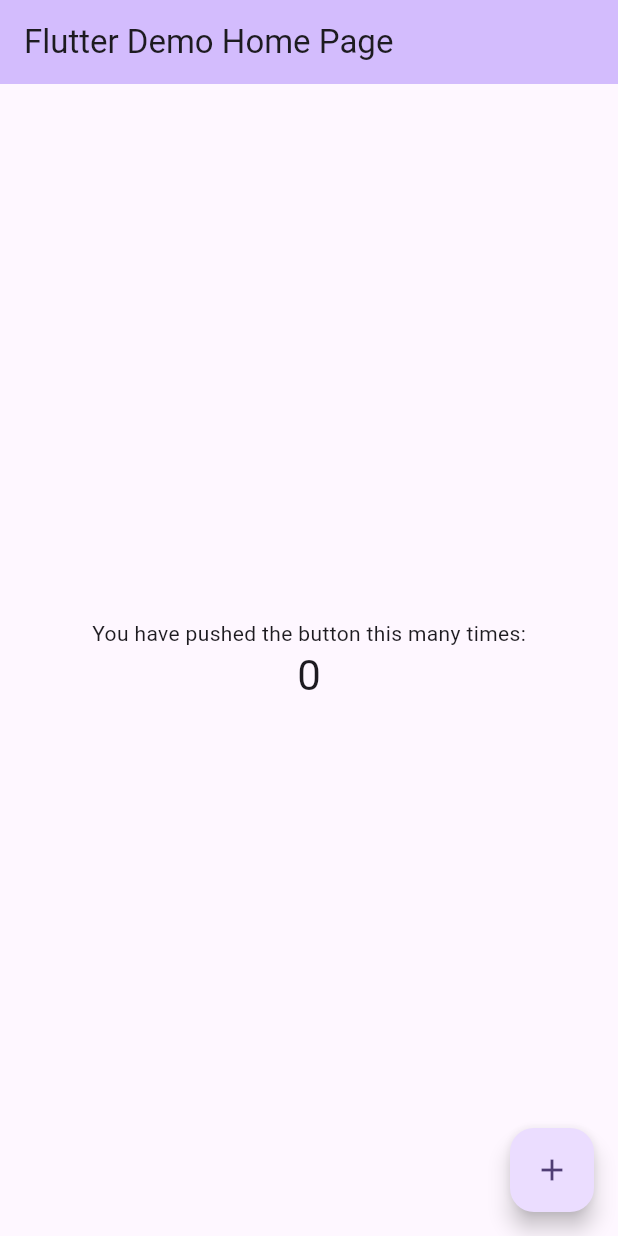
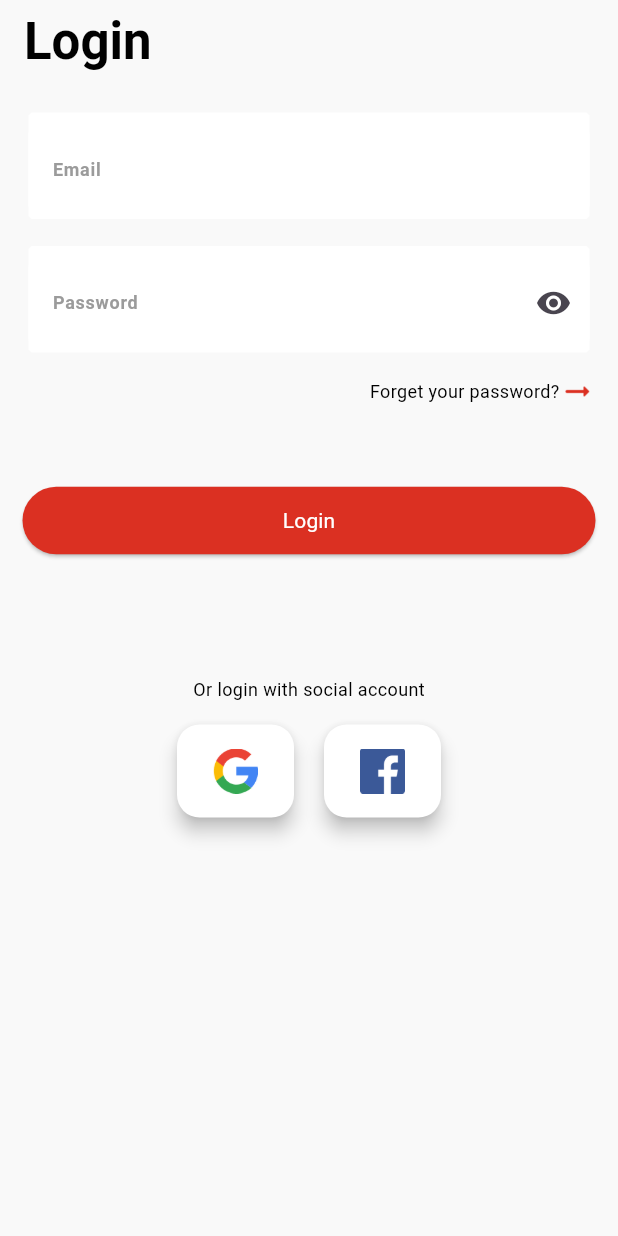
Before and after one commit to vishal-garg-code/ecommerce_app, a Flutter app: the screen it shows after launch, on a phone screen of 412 x 824 dp. Run offline on Flutter 3.47's test engine with Material 3 defaults, Android fonts, the phone set to English and light mode, and no system bars; our stand-ins replace google_fonts; Roboto replaces fonts that are missing (Metrophobic).

Commit message:
Custom theme created, custom widgets created, login ui done

```diff
--- a/lib/main.dart
+++ b/lib/main.dart
@@ -1,3 +1,6 @@
+import 'package:ecommerce_app/ui/splash/splash_page.dart';
+import 'package:ecommerce_app/utilities/colors/app_colors.dart';
+import 'package:ecommerce_app/utilities/theme/app_theme.dart';
 import 'package:flutter/material.dart';
 
 void main() {
@@ -12,116 +15,14 @@ class MyApp extends StatelessWidget {
   // This widget is the root of your application.
   @override
   Widget build(BuildContext context) {
+
     return MaterialApp(
+      debugShowCheckedModeBanner: false,
       title: 'Flutter Demo',
-      theme: ThemeData(
-        // This is the theme of your application.
-        //
-        // TRY THIS: Try running your application with "flutter run". You'll see
-        // the application has a purple toolbar. Then, without quitting the app,
-        // try changing the seedColor in the colorScheme below to Colors.green
-        // and then invoke "hot reload" (save your changes or press the "hot
-        // reload" button in a Flutter-supported IDE, or press "r" if you used
-        // the command line to start the app).
-        //
-        // Notice that the counter didn't reset back to zero; the application
-        // state is not lost during the reload. To reset the state, use hot
-        // restart instead.
-        //
-        // This works for code too, not just values: Most code changes can be
-        // tested with just a hot reload.
-        colorScheme: ColorScheme.fromSeed(seedColor: Colors.deepPurple),
-        useMaterial3: true,
-      ),
-      home: const MyHomePage(title: 'Flutter Demo Home Page'),
+      theme: lightTheme,
+      darkTheme: darkTheme,
+      themeMode: ThemeMode.system,
+      home: SplashPage(),
     );
   }
 }
-
-class MyHomePage extends StatefulWidget {
-  const MyHomePage({super.key, required this.title});
-
-  // This widget is the home page of your application. It is stateful, meaning
-  // that it has a State object (defined below) that contains fields that affect
-  // how it looks.
-
-  // This class is the configuration for the state. It holds the values (in this
-  // case the title) provided by the parent (in this case the App widget) and
-  // used by the build method of the State. Fields in a Widget subclass are
-  // always marked "final".
-
-  final String title;
-
-  @override
-  State<MyHomePage> createState() => _MyHomePageState();
-}
-
-class _MyHomePageState extends State<MyHomePage> {
-  int _counter = 0;
-
-  void _incrementCounter() {
-    setState(() {
-      // This call to setState tells the Flutter framework that something has
-      // changed in this State, which causes it to rerun the build method below
-      // so that the display can reflect the updated values. If we changed
-      // _counter without calling setState(), then the build method would not be
-      // called again, and so nothing would appear to happen.
-      _counter++;
-    });
-  }
-
-  @override
-  Widget build(BuildContext context) {
-    // This method is rerun every time setState is called, for instance as done
-    // by the _incrementCounter method above.
-    //
-    // The Flutter framework has been optimized to make rerunning build methods
-    // fast, so that you can just rebuild anything that needs updating rather
-    // than having to individually change instances of widgets.
-    return Scaffold(
-      appBar: AppBar(
-        // TRY THIS: Try changing the color here to a specific color (to
-        // Colors.amber, perhaps?) and trigger a hot reload to see the AppBar
-        // change color while the other colors stay the same.
-        backgroundColor: Theme.of(context).colorScheme.inversePrimary,
-        // Here we take the value from the MyHomePage object that was created by
-        // the App.build method, and use it to set our appbar title.
-        title: Text(widget.title),
-      ),
-      body: Center(
-        // Center is a layout widget. It takes a single child and positions it
-        // in the middle of the parent.
-        child: Column(
-          // Column is also a layout widget. It takes a list of children and
-          // arranges them vertically. By default, it sizes itself to fit its
-          // children horizontally, and tries to be as tall as its parent.
-          //
-          // Column has various properties to control how it sizes itself and
-          // how it positions its children. Here we use mainAxisAlignment to
-          // center the children vertically; the main axis here is the vertical
-          // axis because Columns are vertical (the cross axis would be
-          // horizontal).
-          //
-          // TRY THIS: Invoke "debug painting" (choose the "Toggle Debug Paint"
-          // action in the IDE, or press "p" in the console), to see the
-          // wireframe for each widget.
-          mainAxisAlignment: MainAxisAlignment.center,
-          children: <Widget>[
-            const Text(
-              'You have pushed the button this many times:',
-            ),
-            Text(
-              '$_counter',
-              style: Theme.of(context).textTheme.headlineMedium,
-            ),
-          ],
-        ),
-      ),
-      floatingActionButton: FloatingActionButton(
-        onPressed: _incrementCounter,
-        tooltip: 'Increment',
-        child: const Icon(Icons.add),
-      ), // This trailing comma makes auto-formatting nicer for build methods.
-    );
-  }
-}
--- /dev/null
+++ b/lib/ui/login/login_page.dart
@@ -0,0 +1,99 @@
+import 'package:ecommerce_app/utilities/strings/app_strings.dart';
+import 'package:ecommerce_app/utilities/widgets/buttons/app_buttons.dart';
+import 'package:ecommerce_app/utilities/widgets/text_fields/app_textfields.dart';
+import 'package:ecommerce_app/utilities/widgets/texts/app_texts.dart';
+import 'package:flutter/material.dart';
+
+class LoginPage extends StatefulWidget {
+  @override
+  State<LoginPage> createState() => _LoginPageState();
+}
+
+class _LoginPageState extends State<LoginPage> {
+  TextEditingController emailController = TextEditingController();
+  TextEditingController passwordController = TextEditingController();
+  bool isPasswordNotVisible = true;
+
+  @override
+  Widget build(BuildContext context) {
+    return Scaffold(
+      backgroundColor: Theme.of(context).primaryColor,
+      appBar: AppBar(
+        title: AppTexts.headerText(context, AppStrings.login_text),
+      ),
+      body: SingleChildScrollView(
+        child: Padding(
+          padding: const EdgeInsets.all(15),
+          child: Column(
+            mainAxisAlignment: MainAxisAlignment.center,
+            crossAxisAlignment: CrossAxisAlignment.center,
+            children: [
+              AppTextfields.elevatedTextField(context, emailController,
+                  TextInputType.emailAddress, AppStrings.email_text),
+              SizedBox(
+                height: 10,
+              ),
+              AppTextfields.elevatedPasswordField(
+                  context,
+                  passwordController,
+                  isPasswordNotVisible,
+                  IconButton(
+                      onPressed: () {
+                        setState(() {
+                          isPasswordNotVisible = !isPasswordNotVisible;
+                        });
+                      },
+                      icon: Icon(isPasswordNotVisible
+                          ? Icons.visibility
+                          : Icons.visibility_off))),
+              SizedBox(
+                height: 10,
+              ),
+              Row(
+                mainAxisAlignment: MainAxisAlignment.end,
+                crossAxisAlignment: CrossAxisAlignment.center,
+                children: [
+                  InkWell(
+                    onTap: () {},
+                    child: AppTexts.smallerText(
+                        context, AppStrings.forget_your_password_text),
+                  ),
+                  Image.asset(
+                    "assets/images/img_right_arrow_orange.png",
+                    scale: 3,
+                  )
+                ],
+              ),
+              SizedBox(
+                height: 50,
+              ),
+              AppButtons.elevatedOrangeButton(
+                  context, () {}, AppStrings.login_text),
+
+              SizedBox(height: 80,),
+
+
+              AppTexts.smallerText(
+                  context, AppStrings.or_login_with_social_account_text),
+              SizedBox(
+                height: 15,
+              ),
+              Row(
+                mainAxisAlignment: MainAxisAlignment.center,
+                children: [
+                  AppButtons.socialLoginButton(
+                      context, 'assets/images/img_google.png', () {}),
+                  SizedBox(
+                    width: 20,
+                  ),
+                  AppButtons.socialLoginButton(
+                      context, 'assets/images/img_facebook.png', () {}),
+                ],
+              ),
+            ],
+          ),
+        ),
+      ),
+    );
+  }
+}
--- /dev/null
+++ b/lib/ui/splash/splash_page.dart
@@ -0,0 +1,34 @@
+import 'dart:async';
+
+import 'package:ecommerce_app/ui/login/login_page.dart';
+import 'package:flutter/material.dart';
+
+class SplashPage extends StatefulWidget {
+  @override
+  State<SplashPage> createState() => _SplashPageState();
+}
+
+class _SplashPageState extends State<SplashPage> {
+  @override
+  void initState() {
+    super.initState();
+    Timer(Duration(seconds: 1),
+            ()=>Navigator.pushReplacement(context,
+            MaterialPageRoute(builder:
+                (context) =>
+                LoginPage()
+            )
+        )
+    );
+  }
+  @override
+  Widget build(BuildContext context) {
+    return Scaffold(
+      body: Container(
+        height: MediaQuery.of(context).size.height,
+        width: MediaQuery.of(context).size.width,
+        child: Image.asset('assets/images/img_splash.png',fit: BoxFit.fill,),
+      ),
+    );
+  }
+}
--- /dev/null
+++ b/lib/utilities/colors/app_colors.dart
@@ -0,0 +1,13 @@
+import 'dart:ui';
+
+class AppColors{
+  static Color backGroundColor = Color(0xFFF9F9F9);
+
+
+
+  static Color blackColor = Color(0xFF000000);
+  static Color whiteColor = Color(0xFFffffff);
+  static Color greyColor = Color(0xFF9B9B9B);
+  static Color orangeColor = Color(0xFFDB3022);
+
+}
--- /dev/null
+++ b/lib/utilities/strings/app_strings.dart
@@ -0,0 +1,7 @@
+class AppStrings{
+  static String login_text = "Login";
+  static String email_text = "Email";
+  static String password_text = "Password";
+  static String forget_your_password_text = "Forget your password?";
+  static String or_login_with_social_account_text = "Or login with social account";
+}
--- /dev/null
+++ b/lib/utilities/theme/app_theme.dart
@@ -0,0 +1,22 @@
+import 'package:ecommerce_app/utilities/colors/app_colors.dart';
+import 'package:flutter/material.dart';
+
+
+  final ThemeData lightTheme = ThemeData(
+    brightness: Brightness.light,
+    primaryColor: AppColors.backGroundColor,
+    hintColor: AppColors.greyColor,
+    appBarTheme: AppBarTheme(color: AppColors.backGroundColor),
+    cardColor: AppColors.whiteColor,
+
+    // Define additional light theme properties here
+  );
+
+  final ThemeData darkTheme = ThemeData(
+    brightness: Brightness.dark,
+    primaryColor: AppColors.blackColor,
+    hintColor: AppColors.greyColor,
+    appBarTheme: AppBarTheme(color: AppColors.blackColor),
+    cardColor: AppColors.greyColor
+    // Define additional dark theme properties here
+  );
--- /dev/null
+++ b/lib/utilities/widgets/buttons/app_buttons.dart
@@ -0,0 +1,46 @@
+import 'package:ecommerce_app/utilities/colors/app_colors.dart';
+import 'package:ecommerce_app/utilities/widgets/texts/app_texts.dart';
+import 'package:flutter/material.dart';
+
+class AppButtons{
+  static elevatedOrangeButton(BuildContext context,VoidCallback onClick, String text){
+    return ElevatedButton(
+      style: ElevatedButton.styleFrom(
+          backgroundColor: AppColors.orangeColor,
+          fixedSize: Size(MediaQuery.of(context).size.width,45)),
+        onPressed:onClick,
+        child: AppTexts.buttonText(context, text),
+
+    );
+
+
+  }
+
+  static socialLoginButton(BuildContext context,String imagePath,VoidCallback onClick){
+    bool isDark = Theme.of(context).brightness==Brightness.dark;
+    return ElevatedButton(
+      onPressed: onClick,
+      style: ElevatedButton.styleFrom(
+        shape: RoundedRectangleBorder(borderRadius: BorderRadius.circular(15)), // Makes the button circular
+        padding: EdgeInsets.all(16), // Adjust padding for desired size
+        backgroundColor: isDark?AppColors.greyColor:AppColors.whiteColor, // Button background color
+        elevation: 5,
+      ),
+      child: Padding(
+        padding: const EdgeInsets.symmetric(horizontal: 8.0),
+        child: Container(
+          height: 30,
+          width: 30,
+          decoration: BoxDecoration(
+            image: DecorationImage(
+              image: AssetImage(imagePath), // Add your Google logo asset here
+              fit: BoxFit.contain,
+            ),
+          ),
+        ),
+      ),
+    );
+  }
+
+
+}
--- /dev/null
+++ b/lib/utilities/widgets/text_fields/app_textfields.dart
@@ -0,0 +1,82 @@
+import 'package:ecommerce_app/utilities/colors/app_colors.dart';
+import 'package:ecommerce_app/utilities/strings/app_strings.dart';
+import 'package:flutter/material.dart';
+import 'package:google_fonts/google_fonts.dart';
+
+class AppTextfields {
+
+  //Normal textField
+  static elevatedTextField(
+      BuildContext context,
+    TextEditingController controller,
+    TextInputType keyBoardType,
+    String lable,
+  ) {
+    bool isDark = Theme.of(context).brightness==Brightness.dark;
+    return Card(
+      elevation: 0,
+      color: Theme.of(context).cardColor,
+      shape: BeveledRectangleBorder(
+        borderRadius: BorderRadius.circular(2.0),
+      ),
+      child: Padding(
+        padding: const EdgeInsets.only(top: 10.0, bottom: 5),
+        child: TextField(
+          controller: controller,
+          keyboardType: keyBoardType,
+          style: TextStyle(fontSize: 12, height: 2),
+          decoration: InputDecoration(
+              border: OutlineInputBorder(borderSide: BorderSide.none),
+              filled: true,
+              fillColor: isDark?AppColors.greyColor: AppColors.whiteColor,
+              focusColor: isDark?AppColors.greyColor: AppColors.whiteColor,
+              labelText: lable,
+              labelStyle: GoogleFonts.metrophobic(
+                  textStyle: TextStyle(
+                      fontSize: 12,
+                      color:isDark?AppColors.whiteColor: AppColors.greyColor,
+                      fontWeight: FontWeight.bold))),
+        ),
+      ),
+    );
+  }
+
+
+  //Password texField
+  static elevatedPasswordField(
+      BuildContext context,
+    TextEditingController controller,
+    bool visibility,
+    IconButton suffixIcon,
+  ) {
+    bool isDark = Theme.of(context).brightness==Brightness.dark;
+    return Card(
+      elevation: 0,
+      color: Theme.of(context).cardColor,
+      shape: BeveledRectangleBorder(
+        borderRadius: BorderRadius.circular(2.0),
+      ),
+      child: Padding(
+        padding: const EdgeInsets.only(top: 10.0, bottom: 5),
+        child: TextField(
+          controller: controller,
+          keyboardType: TextInputType.visiblePassword,
+          style: TextStyle(fontSize: 12, height: 2),
+          obscureText: visibility,
+          decoration: InputDecoration(
+              border: OutlineInputBorder(borderSide: BorderSide.none),
+              filled: true,
+              fillColor: isDark?AppColors.greyColor: AppColors.whiteColor,
+              focusColor: isDark?AppColors.greyColor: AppColors.whiteColor,
+              labelText: AppStrings.password_text,
+              suffixIcon: suffixIcon,
+              labelStyle: GoogleFonts.metrophobic(
+                  textStyle: TextStyle(
+                      fontSize: 12,
+                      color:isDark?AppColors.whiteColor: AppColors.greyColor,
+                      fontWeight: FontWeight.bold))),
+        ),
+      ),
+    );
+  }
+}
--- /dev/null
+++ b/lib/utilities/widgets/texts/app_texts.dart
@@ -0,0 +1,44 @@
+import 'package:ecommerce_app/utilities/colors/app_colors.dart';
+import 'package:flutter/cupertino.dart';
+import 'package:flutter/material.dart';
+import 'package:google_fonts/google_fonts.dart';
+
+class AppTexts {
+  static headerText(BuildContext context, String title) {
+    bool isDark = Theme.of(context).brightness == Brightness.dark;
+    return Text(
+      title,
+      style: GoogleFonts.metrophobic(
+          textStyle: TextStyle(
+              fontSize: 34,
+              fontWeight: FontWeight.bold,
+              color: isDark ? AppColors.whiteColor : AppColors.blackColor)),
+    );
+  }
+
+  static smallerText(BuildContext context, String title) {
+    bool isDark = Theme.of(context).brightness == Brightness.dark;
+    return Text(
+      title,
+      style: GoogleFonts.metrophobic(
+          textStyle: TextStyle(
+              fontSize: 12,
+              fontWeight: FontWeight.normal,
+              color: isDark ? AppColors.whiteColor : AppColors.blackColor)),
+    );
+  }
+
+  static buttonText(BuildContext context, String title) {
+    bool isDark = Theme.of(context).brightness == Brightness.dark;
+    return Text(
+      title,
+      style: GoogleFonts.metrophobic(
+          textStyle: TextStyle(
+              fontSize: 14,
+              fontWeight: FontWeight.normal,
+              color: isDark ? AppColors.blackColor : AppColors.whiteColor)),
+    );
+  }
+
+
+}
--- a/pubspec.yaml
+++ b/pubspec.yaml
@@ -35,6 +35,7 @@ dependencies:
   # The following adds the Cupertino Icons font to your application.
   # Use with the CupertinoIcons class for iOS style icons.
   cupertino_icons: ^1.0.6
+  google_fonts:
 
 dev_dependencies:
   flutter_test:
@@ -59,8 +60,8 @@ flutter:
   uses-material-design: true
 
   # To add assets to your application, add an assets section, like this:
-  # assets:
-  #   - images/a_dot_burr.jpeg
+  assets:
+    - assets/images/
   #   - images/a_dot_ham.jpeg
 
   # An image asset can refer to one or more resolution-specific "variants", see
```
Also changed, not shown: assets/images/img_facebook.png (added), assets/images/img_google.png (added), assets/images/img_right_arrow_orange.png (added), assets/images/img_splash.png (added), pubspec.lock, 1 other file.
